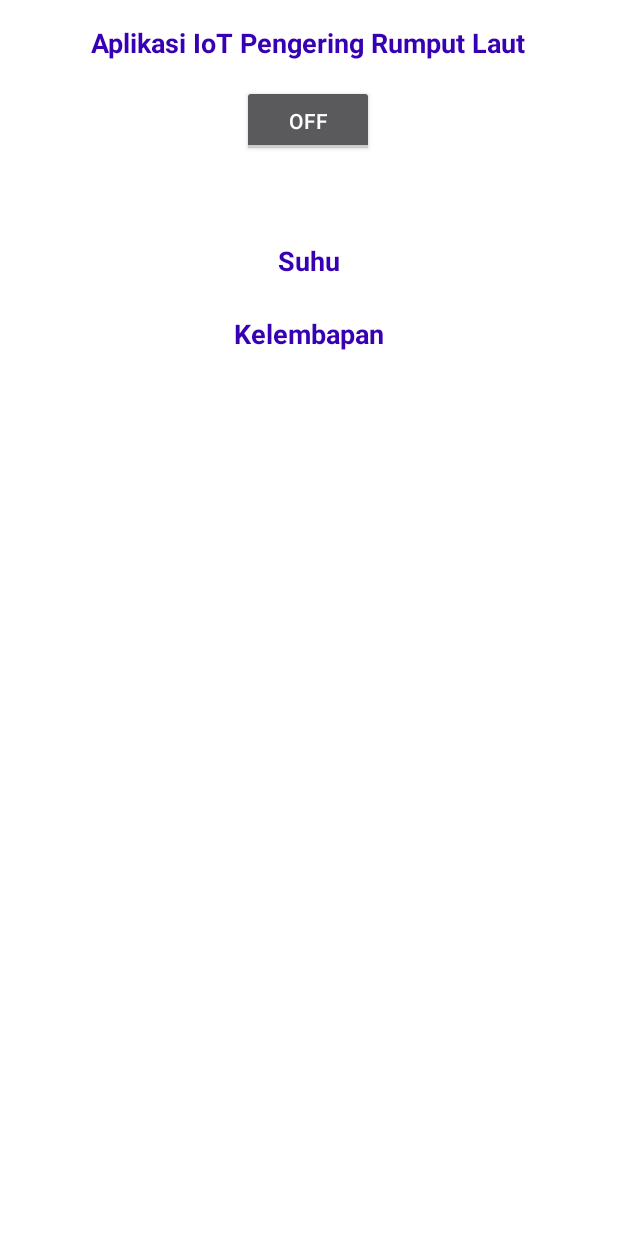
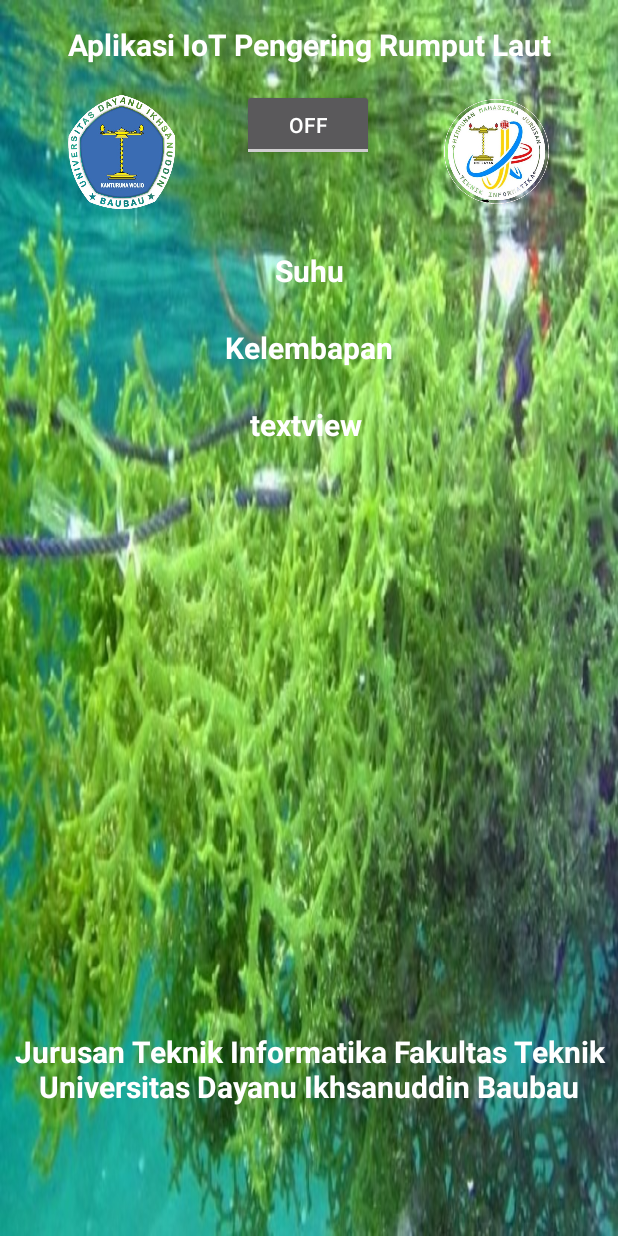
Before and after one commit to amlr1118/Oven-Rumput-Laut, an Android app built with Jetpack Compose: the screen it shows after launch (Home), on a phone screen of 412 x 824 dp. Run offline under Robolectric (Android 15) with nearby library versions, the phone set to English and light mode, and no system bars.

Commit message:
Tambahan timer

```diff
--- a/app/src/main/java/com/example/ovenrumputlaut/Home.java
+++ b/app/src/main/java/com/example/ovenrumputlaut/Home.java
@@ -2,8 +2,12 @@ package com.example.ovenrumputlaut;
 
 import android.content.DialogInterface;
 import android.content.Intent;
+import android.content.SharedPreferences;
 import android.os.Bundle;
 import android.os.Handler;
+import android.preference.PreferenceManager;
+import android.view.View;
+import android.widget.Button;
 import android.widget.CompoundButton;
 import android.widget.TextView;
 import android.widget.Toast;
@@ -19,18 +23,31 @@ import androidx.core.view.WindowInsetsCompat;
 import org.json.JSONException;
 import org.json.JSONObject;
 
+import java.util.Timer;
+import java.util.TimerTask;
+
 public class Home extends AppCompatActivity {
 
     private ToggleButton tglRelay;
     private TextView tVSuhu;
     private TextView tVKelembapan;
     private TextView tVStatus;
+    private TextView timerText;
+    private Button btnReset;
     private String relayStatus;
     private String id;
 
     private Handler handler = new Handler();
     private Runnable runnable;
     private final int DELAY = 5000; // 5 detik
+
+    private Timer timer;
+    private TimerTask timerTask;
+    private double time = 0.0;
+    private boolean timerStarted = false;
+
+    private SharedPreferences sharedPreferences;
+
     @Override
     protected void onCreate(Bundle savedInstanceState) {
         super.onCreate(savedInstanceState);
@@ -42,25 +59,91 @@ public class Home extends AppCompatActivity {
             return insets;
         });
 
+        sharedPreferences = PreferenceManager.getDefaultSharedPreferences(this);
+        time = Double.longBitsToDouble(sharedPreferences.getLong("timer_time", 0L));
+        timerStarted = sharedPreferences.getBoolean("timer_started", false);
+
         init();
         id ="1";
         cekStatusRelay();
         tVStatus.setText("");
+
+        timer = new Timer();
+
+        if (timerStarted) {
+            startTimer();
+        }
 
         tglRelay.setOnCheckedChangeListener(new CompoundButton.OnCheckedChangeListener() {
             @Override
             public void onCheckedChanged(CompoundButton compoundButton, boolean b) {
                 if (tglRelay.isChecked()){
                     relayStatus = "1";
+                    if (!timerStarted) {
+                        startTimer();
+                    }
                     setRelay();
                     bacaSensorDHT();
+                    btnReset.setVisibility(View.INVISIBLE);
                 }else{
                     relayStatus = "0";
+                    stopTimer();
                     setRelay();
-
+                    btnReset.setVisibility(View.VISIBLE);
                 }
             }
         });
+
+        btnReset.setOnClickListener(view -> {
+            resetTimer();
+        });
+    }
+
+    private void startTimer() {
+        timerStarted = true;
+        timerTask = new TimerTask() {
+            @Override
+            public void run() {
+                runOnUiThread(new Runnable() {
+                    @Override
+                    public void run() {
+                        time++;
+                        timerText.setText(getTimerText());  // Update TextView dengan nilai timer
+                    }
+                });
+            }
+        };
+        timer.scheduleAtFixedRate(timerTask, 0, 1000);
+    }
+
+    private void stopTimer() {
+        if (timerTask != null) {
+            timerTask.cancel();
+            timerStarted = false;
+        }
+    }
+
+    private void resetTimer() {
+        if (timerTask != null) {
+            timerTask.cancel();
+        }
+        time = 0.0;
+        timerStarted = false;
+        timerText.setText(getTimerText());  // Reset TextView ke 00:00:00
+    }
+
+    private String getTimerText() {
+        int rounded = (int) Math.round(time);
+
+        int seconds = ((rounded % 86400) % 3600) % 60;
+        int minutes = ((rounded % 86400) % 3600) / 60;
+        int hours = ((rounded % 86400) / 3600);
+
+        return formatTime(seconds, minutes, hours);
+    }
+
+    private String formatTime(int seconds, int minutes, int hours) {
+        return String.format("%02d", hours) + " : " + String.format("%02d", minutes) + " : " + String.format("%02d", seconds);
     }
 
     private void bacaSensorDHT(){
@@ -111,6 +194,10 @@ public class Home extends AppCompatActivity {
     @Override
     protected void onStop() {
         super.onStop();
+        SharedPreferences.Editor editor = sharedPreferences.edit();
+        editor.putLong("timer_time", Double.doubleToRawLongBits(time));
+        editor.putBoolean("timer_started", timerStarted);
+        editor.apply();
         if (handler != null && runnable != null) {
             handler.removeCallbacks(runnable);
         }
@@ -153,8 +240,6 @@ public class Home extends AppCompatActivity {
                 });
             }
         }).start();
-
-
     }
 
 
@@ -245,5 +330,9 @@ public class Home extends AppCompatActivity {
         tVSuhu = findViewById(R.id.tVSuhu);
         tVKelembapan = findViewById(R.id.tVKelembapan);
         tVStatus = findViewById(R.id.tVStatus);
+        timerText = findViewById(R.id.timerText);
+        btnReset = findViewById(R.id.btnReset);
+
+        btnReset.setVisibility(View.INVISIBLE);
     }
 }
--- a/app/src/main/res/layout/activity_home.xml
+++ b/app/src/main/res/layout/activity_home.xml
@@ -5,7 +5,7 @@
     android:id="@+id/main"
     android:layout_width="match_parent"
     android:layout_height="match_parent"
-    android:background="@color/white"
+    android:background="@drawable/image"
     tools:context=".Home">
 
     <ToggleButton
@@ -25,16 +25,13 @@
         android:id="@+id/textView"
         android:layout_width="wrap_content"
         android:layout_height="wrap_content"
-        android:layout_marginStart="8dp"
         android:layout_marginTop="16dp"
-        android:layout_marginEnd="8dp"
         android:text="Aplikasi IoT Pengering Rumput Laut"
         android:textAlignment="center"
-        android:textColor="@color/primaryDarkColor"
-        android:textSize="18sp"
+        android:textColor="@color/white"
+        android:textSize="20dp"
         android:textStyle="bold"
         app:layout_constraintEnd_toEndOf="parent"
-        app:layout_constraintHorizontal_bias="0.498"
         app:layout_constraintStart_toStartOf="parent"
         app:layout_constraintTop_toTopOf="parent" />
 
@@ -46,8 +43,8 @@
         android:layout_marginTop="24dp"
         android:layout_marginEnd="8dp"
         android:text="Suhu"
-        android:textColor="@color/primaryDarkColor"
-        android:textSize="18sp"
+        android:textColor="@color/white"
+        android:textSize="20dp"
         android:textStyle="bold"
         app:layout_constraintEnd_toEndOf="parent"
         app:layout_constraintStart_toStartOf="parent"
@@ -61,9 +58,9 @@
         android:layout_marginTop="24dp"
         android:layout_marginEnd="8dp"
         android:text="Kelembapan"
-        android:textSize="18sp"
+        android:textSize="20sp"
         android:textStyle="bold"
-        android:textColor="@color/primaryDarkColor"
+        android:textColor="@color/white"
         app:layout_constraintEnd_toEndOf="parent"
         app:layout_constraintStart_toStartOf="parent"
         app:layout_constraintTop_toBottomOf="@+id/tVSuhu" />
@@ -74,11 +71,76 @@
         android:layout_height="wrap_content"
         android:layout_marginTop="8dp"
         android:text="TextView"
-        android:textColor="@color/primaryDarkColor"
-        android:textSize="18sp"
+        android:textColor="@color/white"
+        android:textSize="20sp"
         android:textStyle="bold"
         app:layout_constraintEnd_toEndOf="parent"
         app:layout_constraintStart_toStartOf="parent"
         app:layout_constraintTop_toBottomOf="@+id/tglRelay" />
 
+    <TextView
+        android:id="@+id/timerText"
+        android:layout_width="wrap_content"
+        android:layout_height="wrap_content"
+        android:layout_marginStart="8dp"
+        android:layout_marginTop="24dp"
+        android:layout_marginEnd="8dp"
+        android:text="textview
+"
+        android:textColor="@color/white"
+        android:textSize="20sp"
+        android:textStyle="bold"
+        app:layout_constraintEnd_toEndOf="parent"
+        app:layout_constraintStart_toStartOf="parent"
+        app:layout_constraintTop_toBottomOf="@+id/tVKelembapan" />
+
+    <Button
+        android:id="@+id/btnReset"
+        android:layout_width="wrap_content"
+        android:layout_height="wrap_content"
+        android:layout_marginStart="8dp"
+        android:layout_marginTop="24dp"
+        android:layout_marginEnd="8dp"
+        android:text="Reset Timer"
+        android:textAllCaps="true"
+        app:layout_constraintEnd_toEndOf="parent"
+        app:layout_constraintStart_toStartOf="parent"
+        app:layout_constraintTop_toBottomOf="@+id/timerText" />
+
+    <ImageView
+        android:id="@+id/imageView1"
+        android:layout_width="98dp"
+        android:layout_height="83dp"
+        android:layout_marginTop="16dp"
+        app:layout_constraintEnd_toStartOf="@+id/tglRelay"
+        app:layout_constraintStart_toStartOf="parent"
+        app:layout_constraintTop_toBottomOf="@+id/textView"
+        app:srcCompat="@drawable/bg2" />
+
+    <ImageView
+        android:id="@+id/imageView"
+        android:layout_width="98dp"
+        android:layout_height="83dp"
+        android:layout_marginTop="16dp"
+        app:layout_constraintEnd_toEndOf="parent"
+        app:layout_constraintStart_toEndOf="@+id/tglRelay"
+        app:layout_constraintTop_toBottomOf="@+id/textView"
+        app:srcCompat="@drawable/bg1" />
+
+    <TextView
+        android:id="@+id/textView23"
+        android:layout_width="wrap_content"
+        android:layout_height="wrap_content"
+        android:layout_marginBottom="16dp"
+        android:text="Jurusan Teknik Informatika Fakultas Teknik Universitas Dayanu Ikhsanuddin Baubau"
+        android:textAlignment="center"
+        android:textColor="@color/white"
+        android:textSize="20dp"
+        android:textStyle="bold"
+        app:layout_constraintBottom_toBottomOf="parent"
+        app:layout_constraintEnd_toEndOf="parent"
+        app:layout_constraintStart_toStartOf="parent"
+        app:layout_constraintTop_toBottomOf="@+id/btnReset"
+        app:layout_constraintVertical_bias="0.82" />
+
 </androidx.constraintlayout.widget.ConstraintLayout>
--- a/gradle/libs.versions.toml
+++ b/gradle/libs.versions.toml
@@ -1,5 +1,5 @@
 [versions]
-agp = "8.5.1"
+agp = "8.6.0"
 kotlin = "1.9.0"
 coreKtx = "1.13.1"
 junit = "4.13.2"
```
Also changed, not shown: app/src/main/res/drawable/bg1.png (added), app/src/main/res/drawable/bg2.png (added), app/src/main/res/drawable/image.jpg (added).
